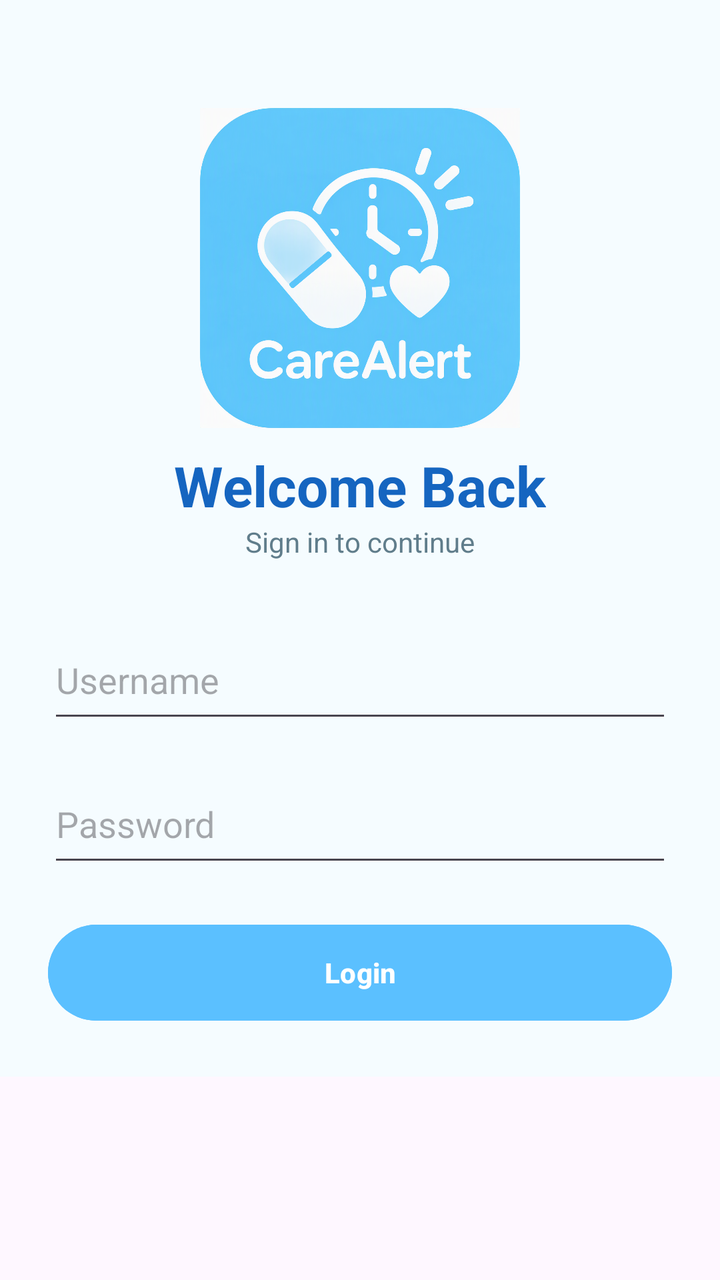
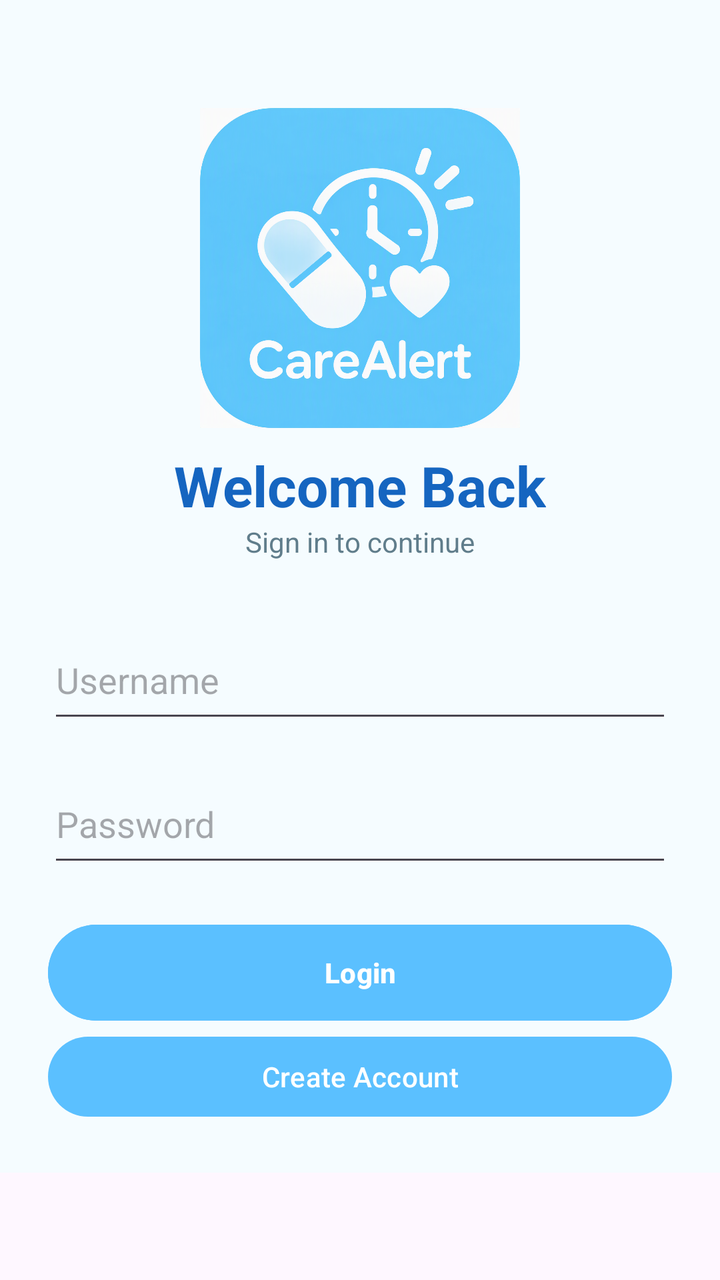

Two renders of the same Android screen: before a commit and after it. Below are the layout's source before the change and the commit's diff.
<!-- AndroidManifest.xml: application theme Theme.MyApplication -->
<!-- res/layout/activity_login.xml -->
<?xml version="1.0" encoding="utf-8"?>
<ScrollView
    xmlns:android="http://schemas.android.com/apk/res/android"
    android:layout_width="match_parent"
    android:layout_height="match_parent">

    <LinearLayout
        android:layout_width="match_parent"
        android:layout_height="wrap_content"
        android:orientation="vertical"
        android:gravity="center"
        android:padding="24dp"
        android:background="#F5FCFF">

        <ImageView
            android:layout_width="160dp"
            android:layout_height="160dp"
            android:src="@drawable/carealert_logo"
            android:layout_marginTop="30dp" />

        <TextView
            android:layout_width="wrap_content"
            android:layout_height="wrap_content"
            android:text="@string/welcome_back"
            android:textSize="28sp"
            android:textStyle="bold"
            android:textColor="#1565C0"
            android:layout_marginTop="10dp" />

        <TextView
            android:layout_width="wrap_content"
            android:layout_height="wrap_content"
            android:text="@string/sign_in_continue"
            android:textColor="#607D8B"
            android:layout_marginBottom="30dp" />

        <EditText
            android:id="@+id/usernameField"
            android:layout_width="match_parent"
            android:layout_height="56dp"
            android:hint="@string/username"
            android:layout_marginBottom="16dp" />

        <EditText
            android:id="@+id/passwordField"
            android:layout_width="match_parent"
            android:layout_height="56dp"
            android:hint="@string/password"
            android:inputType="textPassword"
            android:layout_marginBottom="20dp" />

        <Button
            android:id="@+id/loginButton"
            android:layout_width="match_parent"
            android:layout_height="56dp"
            android:text="@string/login"
            android:textStyle="bold"
            android:backgroundTint="@color/carealert_primary" />

    </LinearLayout>

</ScrollView>
<!-- resources referenced by this layout -->
<resources>
  <color name="carealert_primary">#5BC0FF</color>
  <!-- drawable carealert_logo: png bitmap (drawable, 898434 bytes) -->
  <string name="login">Login</string>
  <string name="password">Password</string>
  <string name="sign_in_continue">Sign in to continue</string>
  <string name="username">Username</string>
  <string name="welcome_back">Welcome Back</string>
  <style name="Theme.MyApplication" parent="Base.Theme.MyApplication" />
  <style name="Base.Theme.MyApplication" parent="Theme.Material3.DayNight.NoActionBar">
  
          <item name="colorPrimary">@color/carealert_primary</item>
          <item name="colorSecondary">@color/carealert_secondary</item>
  
          <item name="android:statusBarColor">@color/carealert_primary_dark</item>
  
      </style>
  <color name="carealert_secondary">#81D4FA</color>
  <color name="carealert_primary_dark">#2196F3</color>
</resources>

<!-- the commit's change to res/layout/activity_login.xml (unified diff, before → after) -->
@@ -57,6 +57,12 @@
             android:textStyle="bold"
             android:backgroundTint="@color/carealert_primary" />
 
+        <Button
+            android:id="@+id/registerScreenButton"
+            android:layout_width="match_parent"
+            android:layout_height="wrap_content"
+            android:text="Create Account" />
+
     </LinearLayout>
 
 </ScrollView>
